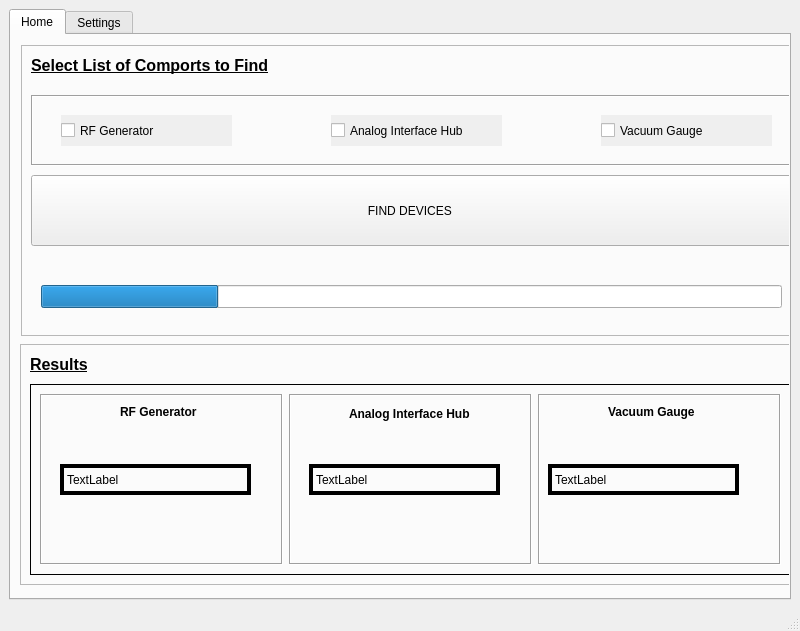
Above: com_main.ui from Udhai24/COM_Identifier before the change. Below: the same form after it.
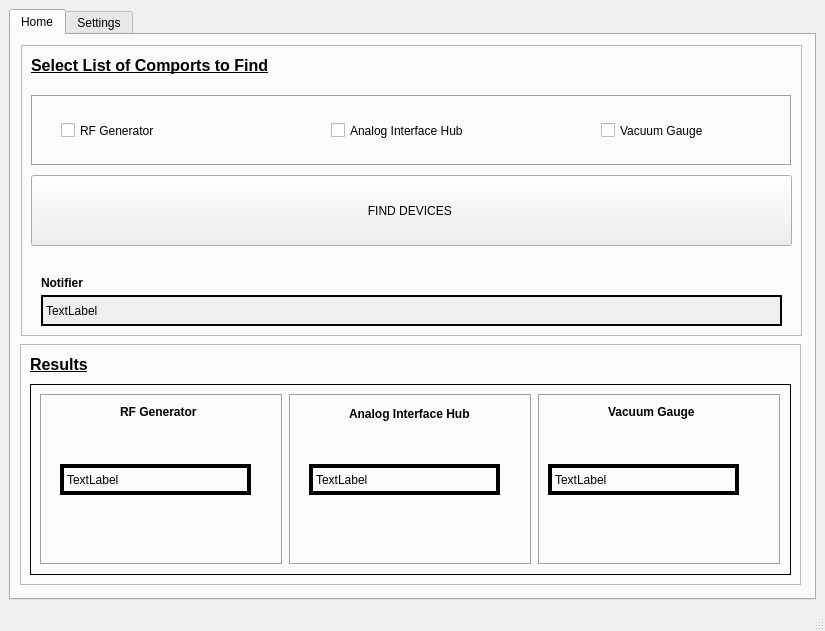
That is the form after the change. Icons and pictures are not drawn.

Commit message: Created main.py and initial ui file integrated with main.py

```diff
--- a/com_main.ui
+++ b/com_main.ui
@@ -6,7 +6,7 @@
    <rect>
     <x>0</x>
     <y>0</y>
-    <width>800</width>
+    <width>825</width>
     <height>631</height>
    </rect>
   </property>
@@ -80,7 +80,7 @@
            </rect>
           </property>
           <property name="autoFillBackground">
-           <bool>true</bool>
+           <bool>false</bool>
           </property>
           <property name="text">
            <string>RF Generator</string>
@@ -105,7 +105,7 @@
            </rect>
           </property>
           <property name="autoFillBackground">
-           <bool>true</bool>
+           <bool>false</bool>
           </property>
           <property name="text">
            <string>Analog Interface Hub</string>
@@ -130,7 +130,7 @@
            </rect>
           </property>
           <property name="autoFillBackground">
-           <bool>true</bool>
+           <bool>false</bool>
           </property>
           <property name="text">
            <string>Vacuum Gauge</string>
@@ -159,32 +159,39 @@
           <string>FIND DEVICES </string>
          </property>
         </widget>
-        <widget class="QProgressBar" name="progressBar">
+        <widget class="QLabel" name="label_4">
          <property name="geometry">
           <rect>
            <x>20</x>
-           <y>240</y>
+           <y>250</y>
            <width>741</width>
-           <height>23</height>
+           <height>31</height>
           </rect>
          </property>
-         <property name="acceptDrops">
-          <bool>false</bool>
-         </property>
          <property name="autoFillBackground">
           <bool>true</bool>
          </property>
-         <property name="value">
-          <number>24</number>
+         <property name="frameShape">
+          <enum>QFrame::Shape::WinPanel</enum>
          </property>
-         <property name="textVisible">
-          <bool>false</bool>
+         <property name="text">
+          <string>TextLabel</string>
          </property>
-         <property name="orientation">
-          <enum>Qt::Orientation::Horizontal</enum>
+        </widget>
+        <widget class="QLabel" name="label_17">
+         <property name="geometry">
+          <rect>
+           <x>20</x>
+           <y>230</y>
+           <width>81</width>
+           <height>16</height>
+          </rect>
          </property>
-         <property name="invertedAppearance">
-          <bool>false</bool>
+         <property name="frameShadow">
+          <enum>QFrame::Shadow::Sunken</enum>
+         </property>
+         <property name="text">
+          <string>&lt;html&gt;&lt;head/&gt;&lt;body&gt;&lt;p&gt;&lt;span style=&quot; font-weight:700;&quot;&gt;Notifier&lt;/span&gt;&lt;/p&gt;&lt;/body&gt;&lt;/html&gt;</string>
          </property>
         </widget>
        </widget>
@@ -514,6 +521,22 @@
          <string>Save</string>
         </property>
        </widget>
+       <widget class="QPushButton" name="pushButton_3">
+        <property name="geometry">
+         <rect>
+          <x>600</x>
+          <y>10</y>
+          <width>171</width>
+          <height>31</height>
+         </rect>
+        </property>
+        <property name="text">
+         <string>Read </string>
+        </property>
+        <property name="icon">
+         <iconset theme="QIcon::ThemeIcon::DocumentPrintPreview"/>
+        </property>
+       </widget>
       </widget>
      </widget>
     </item>
```
The commit also changes 4 other files.
